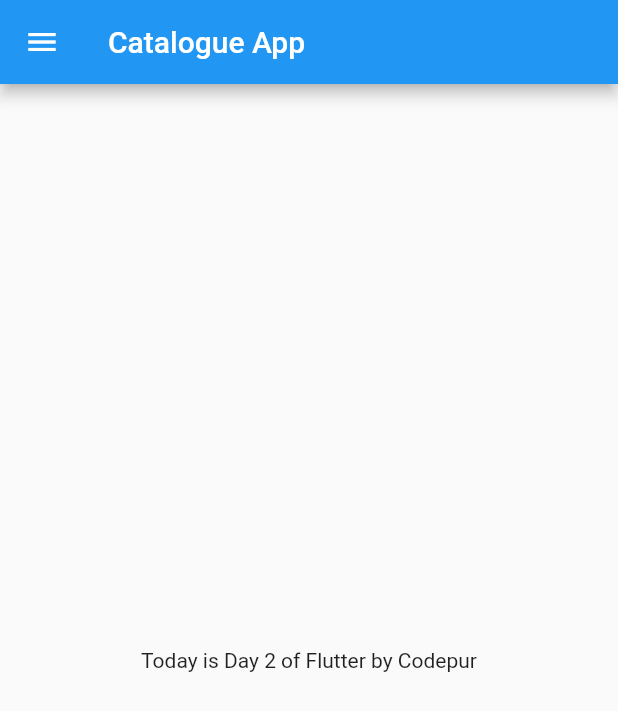
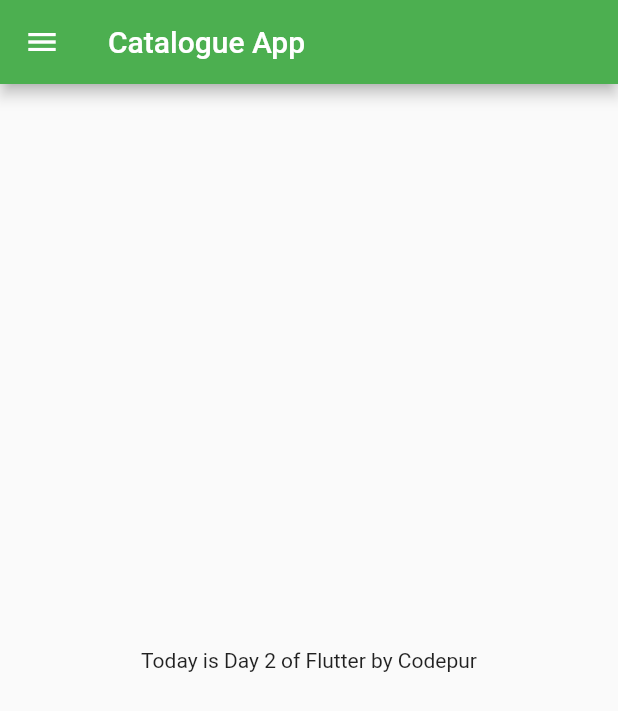
Before and after one commit to fahad-masood/catalogue-app, a Flutter app: the screen it shows after launch, on a phone screen of 412 x 824 dp. Shown: the top 711 px of the screen. Run offline on Flutter 3.47's test engine with Material 2 defaults, Android fonts, the phone set to English and light mode, and no system bars.

Commit message:
Day 3 completed

```diff
--- a/lib/main.dart
+++ b/lib/main.dart
@@ -1,5 +1,6 @@
 import 'package:flutter/material.dart';
-import 'package:flutter_catalogue/home_page.dart';
+import 'package:flutter_catalogue/pages/home_page.dart';
+import 'package:flutter_catalogue/pages/login_page.dart';
 
 void main() {
   runApp(MyApp());
@@ -9,7 +10,19 @@ class MyApp extends StatelessWidget {
   @override
   Widget build(BuildContext context) {
     return MaterialApp(
-      home: HomePage(),
-    );
+        //home: HomePage(),
+        themeMode: ThemeMode.light,
+        theme: ThemeData(
+          primarySwatch: Colors.green,
+        ),
+        darkTheme: ThemeData(
+          brightness: Brightness.dark,
+        ),
+        initialRoute: '/home', //Sets the first screen which is initially '/'
+        routes: {
+          "/": (context) => LoginPage(),
+          "/home": (context) => HomePage(),
+          "/login": (context) => LoginPage(),
+        });
   }
 }
```
Also changed, not shown: lib/pages/login_page.dart (added, +19 -0 lines), lib/pages/home_page.dart (renamed from lib/home_page.dart).
